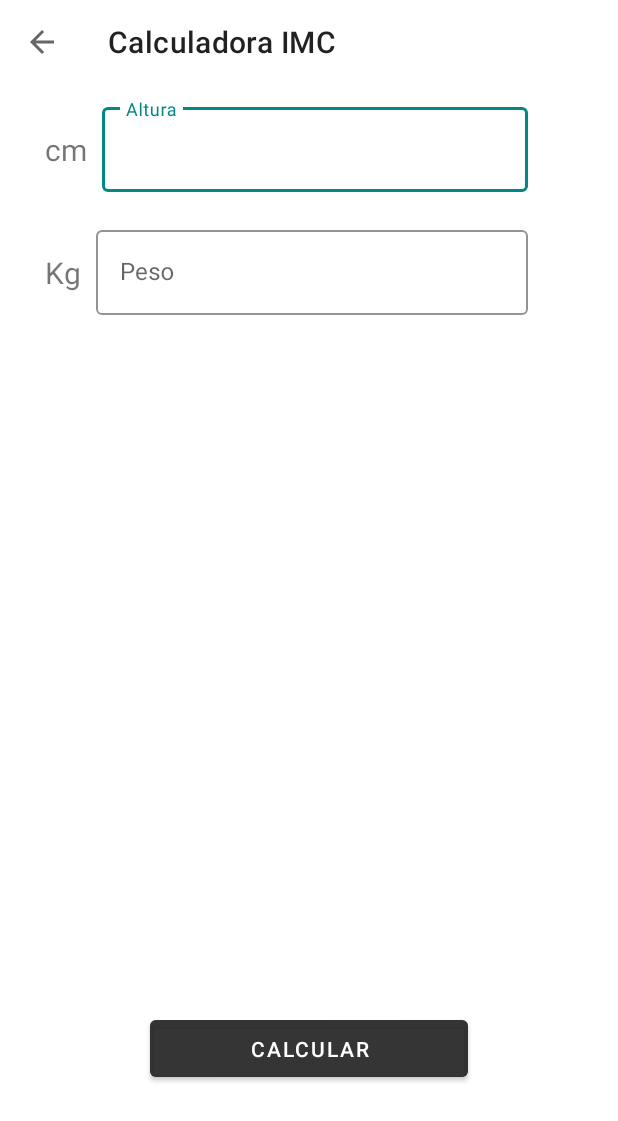
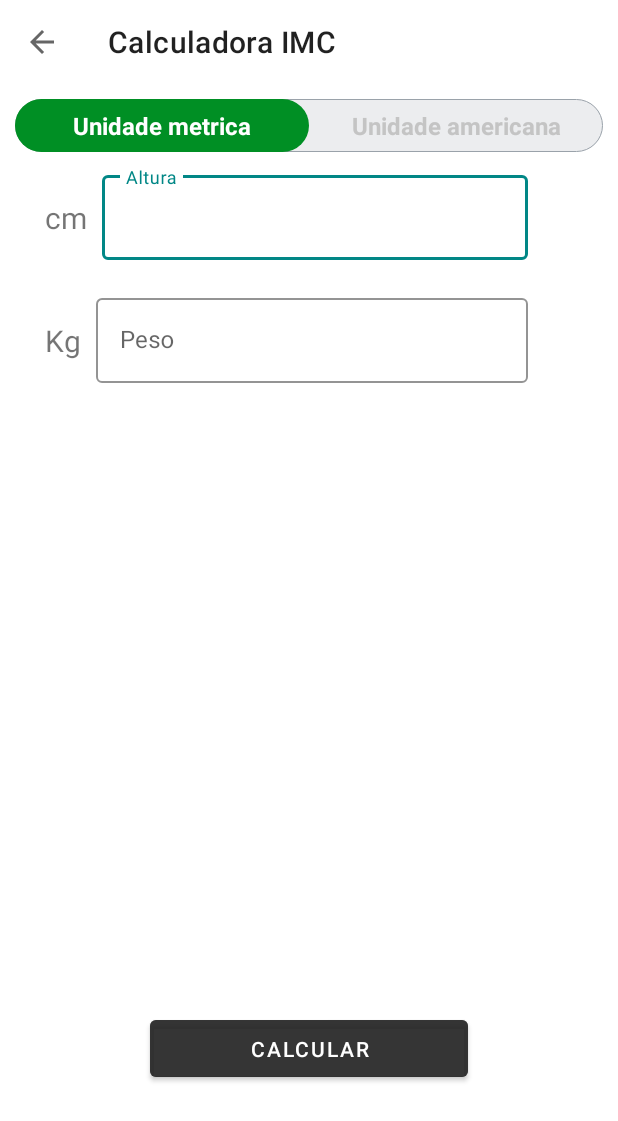
Before and after one commit to degomar/seven_minutes_workout, an Android app: the BmiActivity screen opened directly, with no data from a screen before it, on a phone screen of 412 x 824 dp. Shown: the top 1121 px of the screen. Run offline under Robolectric (Android 15) with nearby library versions, the phone set to English and light mode, and no system bars; our stand-ins replace data binding.

Commit message:
inserido radio buttons pra seleção de tipo

```diff
--- /dev/null
+++ b/app/src/main/res/drawable/drawable_radio_group_tab_brackground.xml
@@ -0,0 +1,6 @@
+<?xml version="1.0" encoding="utf-8"?>
+<shape xmlns:android="http://schemas.android.com/apk/res/android" android:shape="rectangle">
+<solid android:color="#ECEDEF"/>
+    <stroke android:width="0.5dp" android:color="#9AA2AA"/>
+    <corners android:radius="30dp"/>
+</shape>
--- /dev/null
+++ b/app/src/main/res/drawable/drawable_units_tab_selector.xml
@@ -0,0 +1,12 @@
+<?xml version="1.0" encoding="utf-8"?>
+<selector xmlns:android="http://schemas.android.com/apk/res/android">
+
+    <item android:state_checked="true">
+        <shape android:shape="rectangle">
+
+        <solid android:color="@color/app_color_accent"/>
+
+            <corners android:radius="30dp"/>
+        </shape>
+    </item>
+</selector>
--- /dev/null
+++ b/app/src/main/res/drawable/drawable_units_tab_text_color_selector.xml
@@ -0,0 +1,6 @@
+<?xml version="1.0" encoding="utf-8"?>
+<selector xmlns:android="http://schemas.android.com/apk/res/android" >
+    <item android:state_checked="true" android:color = "#FFFFFFFF"/>
+    <item android:state_checked="false" android:color = "@color/app_light_gray"/>
+
+</selector>
--- a/app/src/main/res/layout/activity_bmi.xml
+++ b/app/src/main/res/layout/activity_bmi.xml
@@ -16,18 +16,59 @@
         app:layout_constraintStart_toStartOf="parent"
         app:layout_constraintTop_toTopOf="parent"/>
 
+    <RadioGroup
+        android:id="@+id/rg_units"
+        android:layout_width="match_parent"
+        android:layout_height="wrap_content"
+        app:layout_constraintTop_toBottomOf="@+id/tb_bmi"
+        app:layout_constraintStart_toStartOf="parent"
+        app:layout_constraintEnd_toEndOf="parent"
+        android:layout_margin="10dp"
+        android:orientation="horizontal"
+        android:background="@drawable/drawable_radio_group_tab_brackground">
+
+        <RadioButton
+            android:id="@+id/rb_metric_units"
+            android:layout_width="0dp"
+            android:layout_height="35dp"
+            android:layout_weight="0.50"
+            android:background="@drawable/drawable_units_tab_selector"
+            android:button="@null"
+            android:checked="true"
+            android:textColor="@drawable/drawable_units_tab_text_color_selector"
+            android:textSize="16sp"
+            android:textStyle="bold"
+            android:text="Unidade metrica"
+            android:gravity="center"
+            />
+
+        <RadioButton
+            android:id="@+id/rb_us_units"
+            android:layout_width="0dp"
+            android:layout_height="35dp"
+            android:layout_weight="0.50"
+            android:background="@drawable/drawable_units_tab_selector"
+            android:button="@null"
+            android:checked="false"
+            android:textColor="@drawable/drawable_units_tab_text_color_selector"
+            android:textSize="16sp"
+            android:textStyle="bold"
+            android:text="Unidade americana"
+            android:gravity="center"
+            />
+
+
+    </RadioGroup>
+
     <TextView
         android:id="@+id/tv_cm"
         android:layout_width="wrap_content"
         android:layout_height="wrap_content"
-        app:layout_constraintTop_toBottomOf="@id/tb_bmi"
+        app:layout_constraintTop_toBottomOf="@id/rg_units"
         app:layout_constraintStart_toStartOf="parent"
         android:textSize="20sp"
         android:text="cm"
         android:layout_margin="30dp"/>
-
-
-
 
 
     <TextView
@@ -46,7 +87,7 @@
         android:layout_height="wrap_content"
         android:padding="10dp"
         android:layout_marginRight="50dp"
-        app:layout_constraintTop_toBottomOf="@+id/tb_bmi"
+        app:layout_constraintTop_toBottomOf="@+id/rg_units"
         app:layout_constraintStart_toEndOf="@+id/tv_cm"
         app:layout_constraintEnd_toEndOf="parent"
         style="@style/Widget.MaterialComponents.TextInputLayout.OutlinedBox"
```
